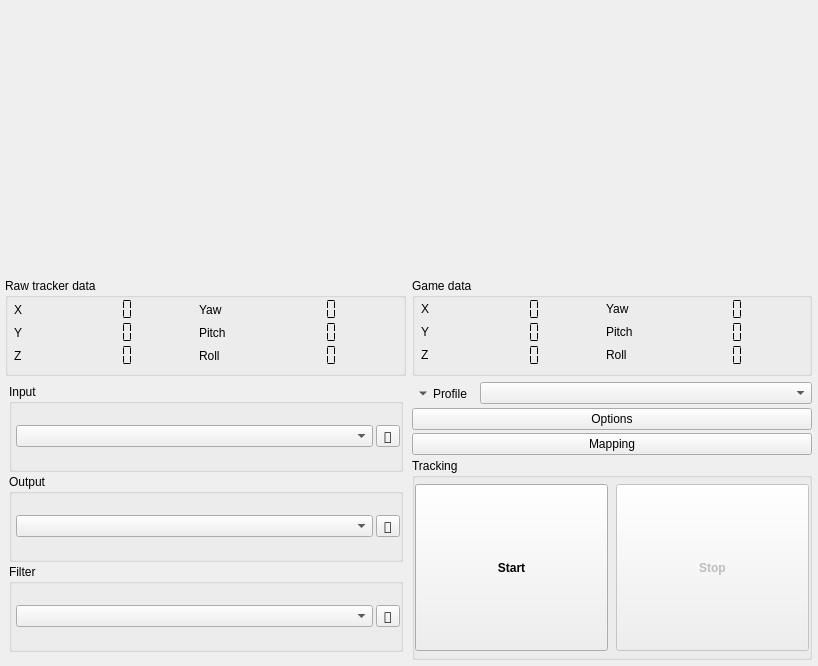
Before: the Qt Designer form opentrack/main-window.ui in opentrack/opentrack, drawn with Qt 5.
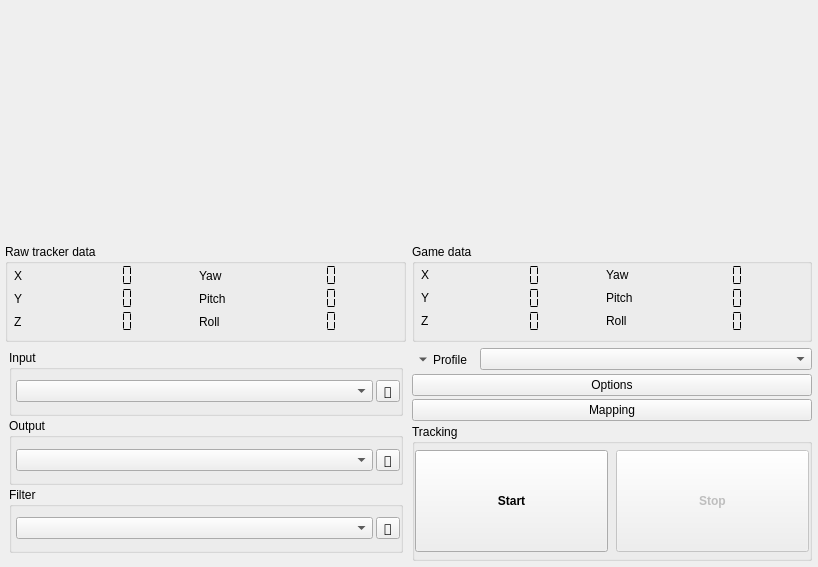
After: the same form once the commit is applied. Icons and pictures are not drawn. Custom widgets are drawn as their Qt base class.

Commit message:
gui: fix main window height
Closes #1054

Patch:
```diff
--- a/opentrack/main-window.ui
+++ b/opentrack/main-window.ui
@@ -8,7 +8,7 @@
     <x>0</x>
     <y>0</y>
     <width>818</width>
-    <height>666</height>
+    <height>567</height>
    </rect>
   </property>
   <property name="sizePolicy">
```
